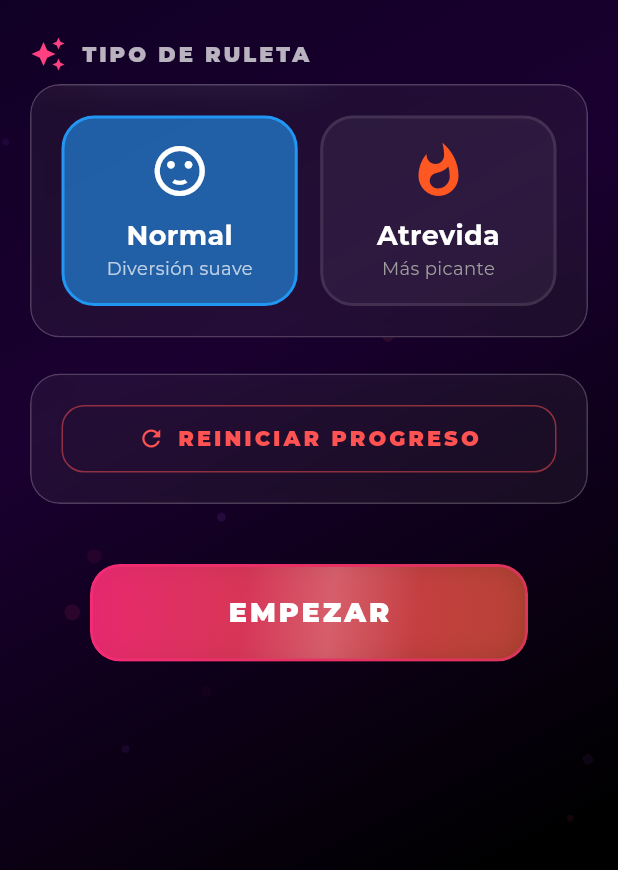
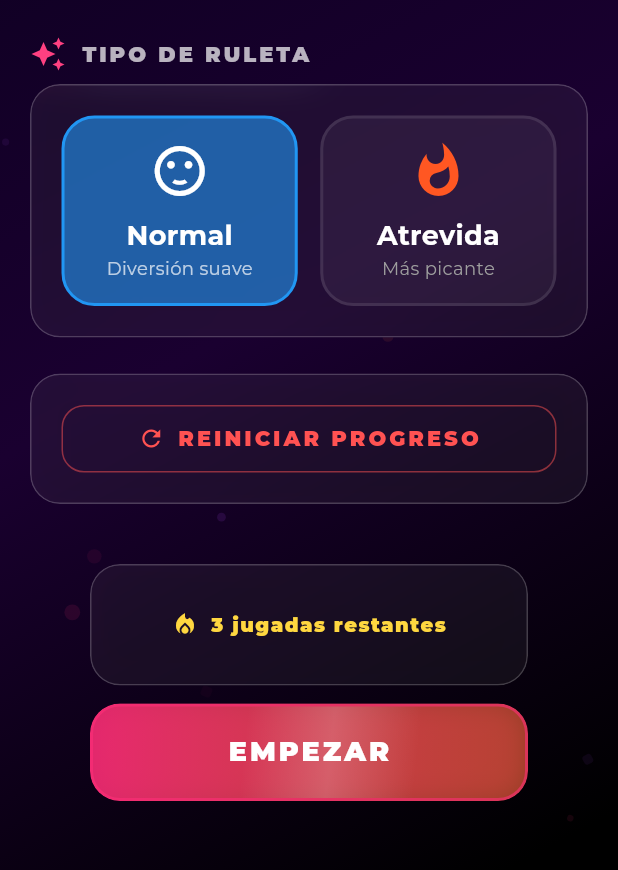
Before and after one commit to marchelero/pareja, a Flutter app: the RouletteStartScreen screen opened directly, on a phone screen of 412 x 824 dp, the part 366-1236 px from its top. Run offline on Flutter 3.47's test engine with Material 3 defaults, Android fonts, the phone set to English and light mode, and no system bars; our stand-ins replace audioplayers, google_fonts, shared_preferences; accounts and stored records are empty.

Commit message:
feat(monetization): Phase 3.2 cap enforcement (gate + modal + 5 start screens)
Adds the user-facing cap enforcement layer for free-tier daily limits:

Widgets (new):
- GateGuard.tryStart: pure evaluate() + side-effect tryStart(). Checks canPlay,
  records if allowed, shows PlayLimitModal if blocked.
- PlayLimitModal: bottom sheet with 'Ver anuncio' (calls watchAdForGame) +
  'Obtener Premium' (navigates to PaywallScreen stub). Returns
  PlayLimitResult enum.
- PlayLimitIndicator: 'X jugadas restantes' badge, hides for uncapped/premium,
  shows 'Sin jugadas restantes' in red when at cap.
- PaywallScreen: stub showing benefits list, 'PRÓXIMAMENTE' button.
  Phase 3.4 replaces with BillingService IAP.

Start screens (modified, 5 capped games):
- roulette, drinks (chupitos), bomb, duel, rapid_fire (alto al fuego):
  - imports: gate_guard, play_limit_indicator, game_caps
  - onPressed body: gate call + return-if-blocked + mounted check
  - build tree: PlayLimitIndicator above _buildStartButton()

9 uncapped games (yoNunca, preguntas, sinPalabras, ruletaRusa, memoria,
pares, mentiroso, aTiempo, premiado) NOT modified — gate would be no-op
for them, no UI benefit.

Tests: 13 new (gate_guard 7, play_limit_indicator 6). 71/71 total pass.
flutter analyze: clean.

```diff
--- a/lib/screens/roulette/roulette_start_screen.dart
+++ b/lib/screens/roulette/roulette_start_screen.dart
@@ -9,6 +9,9 @@ import '../../widgets/game_help_modal.dart';
 import '../../widgets/neon_background.dart';
 import '../../widgets/player_names_section.dart';
 import '../../widgets/glass_card.dart';
+import '../../widgets/gate_guard.dart';
+import '../../widgets/play_limit_indicator.dart';
+import '../../core/constants/game_caps.dart';
 import '../../services/haptics_service.dart';
 import 'roulette_game_screen.dart';
 
@@ -109,6 +112,7 @@ class _RouletteStartScreenState extends State<RouletteStartScreen> {
               const SizedBox(height: 24),
               _buildResetProgressCard(),
               const SizedBox(height: 40),
+              PlayLimitIndicator(game: GameCap.ruleta),
               _buildStartButton(),
               const SizedBox(height: 40),
             ],
@@ -239,6 +243,10 @@ class _RouletteStartScreenState extends State<RouletteStartScreen> {
       child: GameButton(
         text: 'EMPEZAR',
         onPressed: () async {
+          final gate = await GateGuard.tryStart(context, GameCap.ruleta);
+          if (gate != GateResult.allowed) return;
+          if (!mounted) return;
+
           final settings = context.read<SettingsProvider>();
           await settings.setPlayer1Name(_player1Name);
           await settings.setPlayer2Name(_player2Name);
--- /dev/null
+++ b/lib/widgets/gate_guard.dart
@@ -0,0 +1,78 @@
+import 'package:flutter/material.dart';
+import 'package:provider/provider.dart';
+import '../core/constants/game_caps.dart';
+import '../providers/monetization_provider.dart';
+import 'play_limit_modal.dart';
+
+/// Resultado de [GateGuard.tryStart] — la pantalla usa esto para decidir
+/// si navega al juego o se queda.
+enum GateResult {
+  /// Puede jugar. La pantalla debe proceder a inicializar el controller
+  /// y navegar al game screen.
+  allowed,
+
+  /// Bloqueado. La pantalla debe hacer nada (el modal ya se mostro,
+  /// el user decidio no continuar).
+  blocked,
+}
+
+/// Punto de inyeccion unico para la regla "podes jugar este juego?".
+/// Llamado desde el boton EMPEZAR de cada `*_start_screen.dart`.
+///
+/// Comportamiento:
+/// - Si [MonetizationProvider.canPlay] es true: registra la jugada, retorna
+///   [GateResult.allowed].
+/// - Si es false: muestra [PlayLimitModal]. Si el user vio un anuncio,
+///   registra la jugada y retorna allowed. Si cerro el modal o toco
+///   "Obtener Premium", retorna [GateResult.blocked].
+class GateGuard {
+  GateGuard._();
+
+  /// Funcion pura (testable sin UI): decide que hacer dado el estado del
+  /// provider y el juego. NO toca UI, NO llama a recordPlay.
+  static GateDecision evaluate(MonetizationProvider monetization, GameCap game) {
+    if (monetization.canPlay(game)) {
+      return GateDecision.allow;
+    }
+    return GateDecision.showModal;
+  }
+
+  /// API de produccion: evalua + ejecuta side effects (recordPlay, modal).
+  /// Usar en el onPressed del boton EMPEZAR.
+  static Future<GateResult> tryStart(
+    BuildContext context,
+    GameCap game,
+  ) async {
+    final monetization = context.read<MonetizationProvider>();
+
+    if (evaluate(monetization, game) == GateDecision.allow) {
+      await monetization.recordPlay(game);
+      return GateResult.allowed;
+    }
+
+    // Bloqueado: mostrar modal.
+    if (!context.mounted) return GateResult.blocked;
+    final modalResult = await PlayLimitModal.show(context, game);
+    if (!context.mounted) return GateResult.blocked;
+
+    switch (modalResult) {
+      case PlayLimitResult.watchedAd:
+        // User gano +1 play via ad. Registrar y permitir.
+        await monetization.recordPlay(game);
+        return GateResult.allowed;
+      case PlayLimitResult.upgrade:
+      case PlayLimitResult.dismissed:
+        return GateResult.blocked;
+    }
+  }
+}
+
+/// Decision interna de [GateGuard.evaluate] — separada de [GateResult]
+/// para mantener `evaluate` pura (sin side effects).
+enum GateDecision {
+  /// Permitir jugar sin intervencion.
+  allow,
+
+  /// Mostrar modal antes de decidir.
+  showModal,
+}
--- /dev/null
+++ b/lib/widgets/play_limit_indicator.dart
@@ -0,0 +1,66 @@
+import 'package:flutter/material.dart';
+import 'package:provider/provider.dart';
+import '../core/constants/game_caps.dart';
+import '../providers/monetization_provider.dart';
+import 'glass_card.dart';
+
+/// Badge "X jugadas restantes" que se muestra arriba del boton EMPEZAR
+/// en los 5 juegos capped (medianos).
+///
+/// **Comportamiento**:
+/// - Si el juego no es capped: no se muestra (retorna SizedBox.shrink).
+/// - Si el user es premium: no se muestra (sin caps).
+/// - Si el user jugo el cap completo: muestra "Sin jugadas restantes" en rojo.
+/// - Si le quedan plays: muestra "X jugadas restantes" en color neutral.
+class PlayLimitIndicator extends StatelessWidget {
+  final GameCap game;
+
+  const PlayLimitIndicator({super.key, required this.game});
+
+  @override
+  Widget build(BuildContext context) {
+    final monetization = context.watch<MonetizationProvider>();
+
+    // No mostrar para juegos sin cap.
+    if (!game.isCapped) return const SizedBox.shrink();
+
+    // No mostrar para premium users.
+    if (monetization.isPremium) return const SizedBox.shrink();
+
+    final remaining = monetization.remainingPlays(game);
+    final isOut = remaining == 0;
+    final color = isOut ? Colors.redAccent : Colors.amberAccent;
+    final label = isOut
+        ? 'Sin jugadas restantes hoy'
+        : '$remaining ${remaining == 1 ? "jugada restante" : "jugadas restantes"}';
+
+    return Padding(
+      padding: const EdgeInsets.only(bottom: 12, left: 40, right: 40),
+      child: GlassCard(
+        child: Container(
+          padding: const EdgeInsets.symmetric(vertical: 10, horizontal: 16),
+          child: Row(
+            mainAxisAlignment: MainAxisAlignment.center,
+            children: [
+              Icon(
+                isOut ? Icons.lock_outline : Icons.local_fire_department,
+                color: color,
+                size: 18,
+              ),
+              const SizedBox(width: 8),
+              Text(
+                label,
+                style: TextStyle(
+                  color: color,
+                  fontSize: 13,
+                  fontWeight: FontWeight.w900,
+                  letterSpacing: 1,
+                ),
+              ),
+            ],
+          ),
+        ),
+      ),
+    );
+  }
+}
```
Also changed, not shown: lib/screens/bomb/bomb_start_screen.dart (+7 -0 lines), lib/screens/drinks/drinks_start_screen.dart (+7 -0 lines), lib/screens/duel/duel_start_screen.dart (+7 -0 lines), lib/screens/paywall/paywall_screen.dart (added, +158 -0 lines), lib/screens/rapid_fire/rapid_fire_start_screen.dart (+7 -0 lines), lib/widgets/play_limit_modal.dart (added, +197 -0 lines), 2 other files.
